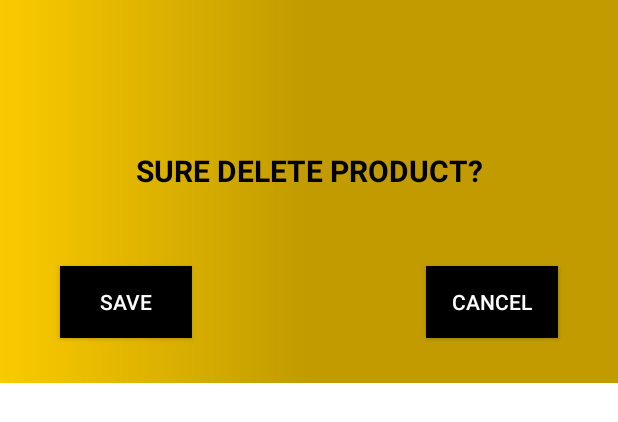
After one commit to onebabyq/Lab_Mobile, an Android app: the layout fragment_delete.xml on its own in the app's theme, with its tools: preview values and no code run, on a phone screen of 412 x 824 dp. The commit adds this screen. Shown: the top 422 px of the screen. Run offline under Robolectric (Android 15) with nearby library versions, the phone set to English and light mode, and no system bars; network calls fail.

Commit message:
commit chuc nang delete product+hinh anh

```diff
--- a/69_18028791_TranVuHoangSon/app/build.gradle
+++ b/69_18028791_TranVuHoangSon/app/build.gradle
@@ -45,6 +45,7 @@ dependencies {
     implementation 'androidx.appcompat:appcompat:1.3.0'
     implementation 'com.google.android.material:material:1.3.0'
     implementation 'androidx.constraintlayout:constraintlayout:2.0.4'
+    implementation 'androidx.legacy:legacy-support-v4:1.0.0'
     testImplementation 'junit:junit:4.+'
     androidTestImplementation 'androidx.test.ext:junit:1.1.2'
     androidTestImplementation 'androidx.test.espresso:espresso-core:3.3.0'
--- a/69_18028791_TranVuHoangSon/app/src/main/java/com/example/a69_18028791_tranvuhoangson/ShowInfoActivity.java
+++ b/69_18028791_TranVuHoangSon/app/src/main/java/com/example/a69_18028791_tranvuhoangson/ShowInfoActivity.java
@@ -4,6 +4,7 @@ import androidx.appcompat.app.AppCompatActivity;
 import androidx.recyclerview.widget.LinearLayoutManager;
 import androidx.recyclerview.widget.RecyclerView;
 
+import android.app.FragmentManager;
 import android.os.Bundle;
 import android.widget.Button;
 import android.widget.Toast;
@@ -24,14 +25,16 @@ public class ShowInfoActivity extends AppCompatActivity {
     ArrayList<Product> listProduct;
     ProductAdapter adapter;
     RecyclerView recyclerView;
+    FragmentManager fragmentManager;
     Button btnBack;
     @Override
     protected void onCreate(Bundle savedInstanceState) {
         super.onCreate(savedInstanceState);
         setContentView(R.layout.activity_show_info);
 
+        fragmentManager = getFragmentManager();
         listProduct= new ArrayList<>();
-        adapter = new ProductAdapter(ShowInfoActivity.this,listProduct);
+        adapter = new ProductAdapter(ShowInfoActivity.this,listProduct,fragmentManager);
         recyclerView = (RecyclerView) findViewById(R.id.recyclerView);
         createUserList();
         recyclerView.setLayoutManager(new LinearLayoutManager(this));
--- a/69_18028791_TranVuHoangSon/app/src/main/java/com/example/a69_18028791_tranvuhoangson/UpdateProductActivity.java
+++ b/69_18028791_TranVuHoangSon/app/src/main/java/com/example/a69_18028791_tranvuhoangson/UpdateProductActivity.java
@@ -2,6 +2,7 @@ package com.example.a69_18028791_tranvuhoangson;
 
 import androidx.appcompat.app.AppCompatActivity;
 
+import android.app.FragmentManager;
 import android.content.Intent;
 import android.os.Bundle;
 import android.view.View;
@@ -28,6 +29,8 @@ public class UpdateProductActivity extends AppCompatActivity {
     protected void onCreate(Bundle savedInstanceState) {
         super.onCreate(savedInstanceState);
         setContentView(R.layout.activity_update_product);
+
+
         btnUpdate = (Button) findViewById(R.id.btnUpdate);
         btnBack3 = (Button) findViewById(R.id.btnBack3);
         etTypeUp = (EditText) findViewById(R.id.etTypeUp);
--- /dev/null
+++ b/69_18028791_TranVuHoangSon/app/src/main/res/layout/fragment_delete.xml
@@ -0,0 +1,56 @@
+<?xml version="1.0" encoding="utf-8"?>
+<androidx.constraintlayout.widget.ConstraintLayout xmlns:android="http://schemas.android.com/apk/res/android"
+    xmlns:app="http://schemas.android.com/apk/res-auto"
+    xmlns:tools="http://schemas.android.com/tools"
+    android:id="@+id/frameLayout"
+    android:layout_width="match_parent"
+    android:layout_height="wrap_content"
+    tools:context=".DeleteFragment"
+    android:background="@drawable/background_img"
+    >
+
+
+    <android.widget.Button
+        android:background="@color/black"
+        android:textColor="@color/white"
+        android:id="@+id/btnSave"
+        android:layout_width="wrap_content"
+        android:layout_height="wrap_content"
+        android:layout_marginStart="40dp"
+        android:layout_marginLeft="40dp"
+        android:layout_marginTop="50dp"
+        android:layout_marginBottom="30dp"
+        android:text="SAVE"
+        app:layout_constraintBottom_toBottomOf="parent"
+        app:layout_constraintStart_toStartOf="parent"
+        app:layout_constraintTop_toBottomOf="@+id/textView2" />
+
+    <android.widget.Button
+        android:background="@color/black"
+        android:textColor="@color/white"
+        android:id="@+id/btnCancel"
+        android:layout_width="wrap_content"
+        android:layout_height="wrap_content"
+        android:layout_marginEnd="40dp"
+        android:layout_marginRight="40dp"
+        android:text="CANCEL"
+        app:layout_constraintEnd_toEndOf="parent"
+        app:layout_constraintTop_toTopOf="@+id/btnSave"
+
+        />
+
+    <TextView
+        android:id="@+id/textView2"
+        android:layout_width="wrap_content"
+        android:layout_height="wrap_content"
+        android:layout_marginTop="100dp"
+        android:text="SURE DELETE PRODUCT?"
+        android:textColor="@color/black"
+        android:textSize="20sp"
+        android:paddingLeft="20dp"
+        android:paddingRight="20dp"
+        android:textStyle="bold"
+        app:layout_constraintEnd_toEndOf="parent"
+        app:layout_constraintStart_toStartOf="parent"
+        app:layout_constraintTop_toTopOf="parent" />
+</androidx.constraintlayout.widget.ConstraintLayout>
--- a/69_18028791_TranVuHoangSon/app/src/main/res/values/strings.xml
+++ b/69_18028791_TranVuHoangSon/app/src/main/res/values/strings.xml
@@ -1,3 +1,5 @@
 <resources>
     <string name="app_name">69_18028791_TranVuHoangSon</string>
+    <!-- TODO: Remove or change this placeholder text -->
+    <string name="hello_blank_fragment">Hello blank fragment</string>
 </resources>
```
Also changed, not shown: 69_18028791_TranVuHoangSon/app/src/main/java/com/example/a69_18028791_tranvuhoangson/DeleteFragment.java (added, +74 -0 lines), 69_18028791_TranVuHoangSon/app/src/main/java/com/example/a69_18028791_tranvuhoangson/ProductAdapter.java (+17 -5 lines), 69_18028791_TranVuHoangSon/app/src/main/res/layout/activity_show_info.xml (+17 -1 lines), 1 other file.
